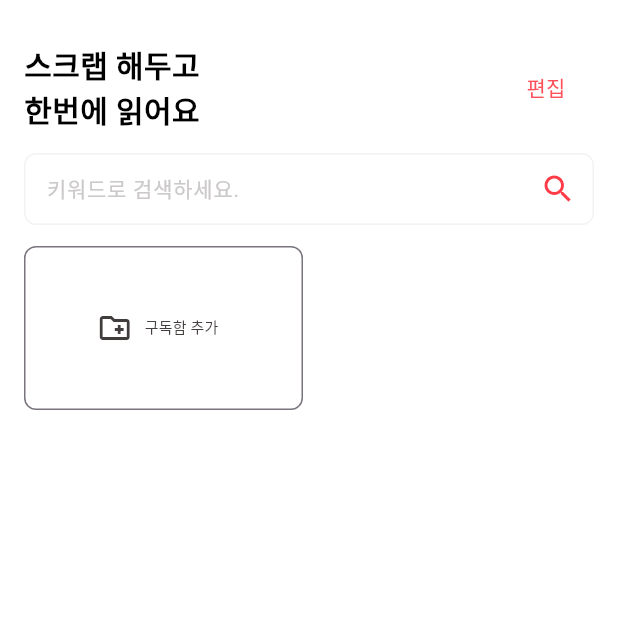
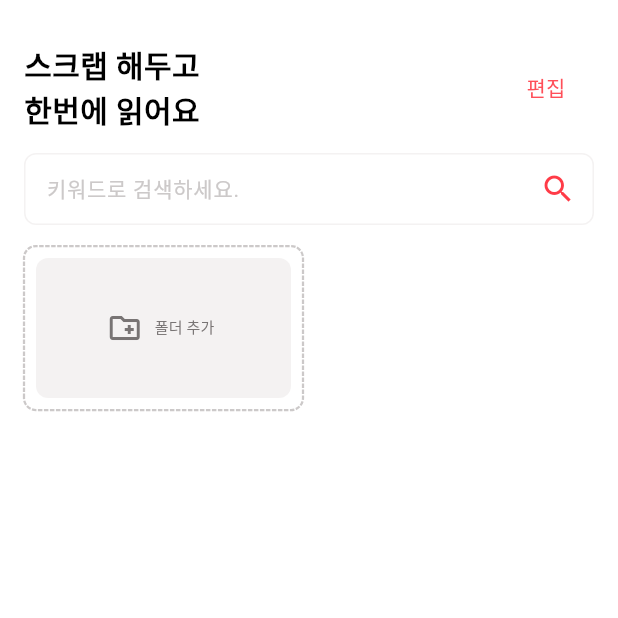
Before and after one commit to DevKor-github/KUDOG-front, a Flutter app: the ViewScrapPageWidget screen opened directly, on a phone screen of 412 x 824 dp, the top half of it. Run offline on Flutter 3.47's test engine with Material 3 defaults, Android fonts, the phone set to English and light mode, and no system bars; drawn by our look-alikes of dotted_border; our stand-ins replace dio, firebase_core, firebase_messaging, flutter_widget_from_html, share_plus, shared_preferences; accounts and stored records are empty; network calls fail.

Commit message:
구독함 스크랩함 점선테두리 구현

```diff
--- a/kudog/lib/pages/scrap/ViewScrapPage.dart
+++ b/kudog/lib/pages/scrap/ViewScrapPage.dart
@@ -1,3 +1,4 @@
+import 'package:dotted_border/dotted_border.dart';
 import 'package:flutter/material.dart';
 import 'package:kudog/etc/Colors.dart';
 import 'package:kudog/model/ScrapModel.dart';
@@ -271,13 +272,28 @@ class _ViewScrapPageWidgetState extends State<ViewScrapPageWidget> {
                                     margin: EdgeInsets.zero,
                                     width: double.infinity,
                                     height: 113,
-                                    child: OutlinedButton.icon(
+                                    child: DottedBorder(
+                                      borderType: BorderType.RRect,
+                                      padding: EdgeInsets.all(8),
+                                      radius: Radius.circular(8),
+                                      strokeWidth: 1.5,
+                                      color: gray3,
+                                      child: TextButton.icon(
+                                        style: OutlinedButton.styleFrom(
+                                          fixedSize: Size.fromHeight(128),
+                                          backgroundColor: gray4,
+                                          foregroundColor: gray2,
+                                          shape: const RoundedRectangleBorder(
+                                              borderRadius: BorderRadius.all(
+                                                  Radius.circular(8))),
+                                          minimumSize: Size.fromHeight(40),
+                                        ),
                                         icon: const Icon(
                                           Icons.create_new_folder_outlined,
                                           size: 24,
                                         ),
                                         label: const Text(
-                                          '구독함 추가',
+                                          '폴더 추가',
                                           style: TextStyle(
                                               fontSize: 10,
                                               fontWeight: FontWeight.w500),
@@ -288,16 +304,10 @@ class _ViewScrapPageWidgetState extends State<ViewScrapPageWidget> {
                                                   MaterialPageRoute(
                                                       builder: (context) =>
                                                           ViewNewScrapPageWidget()))
-                                                  .then(
-                                                      (value) => endEditting())
+                                              .then((value) => endEditting())
                                         },
-                                        style: OutlinedButton.styleFrom(
-                                          foregroundColor: gray1,
-                                          shape: const RoundedRectangleBorder(
-                                              borderRadius: BorderRadius.all(
-                                                  Radius.circular(8))),
-                                          minimumSize: Size.fromHeight(40),
-                                        )))))))
+                                      ),
+                                    ))))))
           ]),
         ));
   }
--- a/kudog/pubspec.yaml
+++ b/kudog/pubspec.yaml
@@ -23,6 +23,7 @@ dependencies:
   firebase_messaging: ^14.9.2
   firebase_core: ^2.31.0
   share_plus: ^6.0.0
+  dotted_border: ^2.1.0
 
 dev_dependencies:
   flutter_test:
```
Also changed, not shown: kudog/lib/pages/subscribe/ViewSubscribePage.dart (+19 -8 lines), kudog/pubspec.lock. Lines whose indentation alone changed are shown as unchanged.
